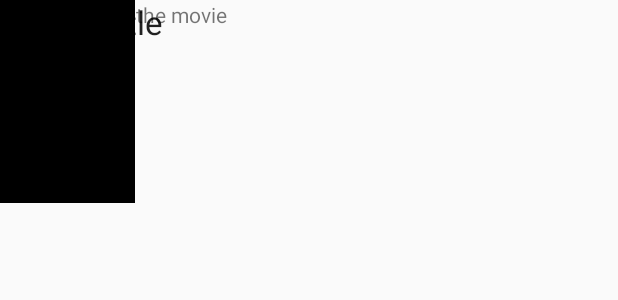
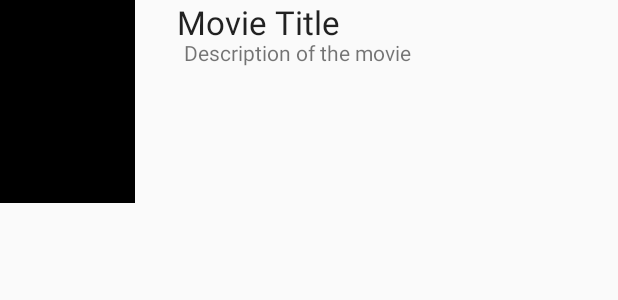
Before and after one commit to ivg2/Flixster, an Android app: the layout item_movie.xml on its own in the app's theme, with its tools: preview values and no code run, on a phone screen of 412 x 824 dp. Shown: the top 300 px of the screen. Run offline under Robolectric (Android 15) with nearby library versions, the phone set to English and light mode, and no system bars.

```diff
--- a/app/build.gradle
+++ b/app/build.gradle
@@ -26,4 +26,8 @@ dependencies {
     androidTestImplementation 'com.android.support.test:runner:1.0.2'
     androidTestImplementation 'com.android.support.test.espresso:espresso-core:3.0.2'
     implementation 'com.loopj.android:android-async-http:1.4.9'
+    implementation 'com.android.support:recyclerview-v7:28.0.0-alpha3'
+    implementation 'com.github.bumptech.glide:glide:4.7.1'
+    // Glide v4 uses this new annotation processor -- see https://bumptech.github.io/glide/doc/generatedapi.html
+    annotationProcessor 'com.github.bumptech.glide:compiler:4.7.1'
 }
--- a/app/src/main/res/layout/item_movie.xml
+++ b/app/src/main/res/layout/item_movie.xml
@@ -1,5 +1,5 @@
 <?xml version="1.0" encoding="utf-8"?>
-<android.support.constraint.ConstraintLayout xmlns:android="http://schemas.android.com/apk/res/android"
+<RelativeLayout xmlns:android="http://schemas.android.com/apk/res/android"
     xmlns:app="http://schemas.android.com/apk/res-auto"
     xmlns:tools="http://schemas.android.com/tools"
     android:layout_width="match_parent"
@@ -11,14 +11,18 @@
         android:layout_height="135dp"
         app:srcCompat="@android:color/black"
         tools:layout_editor_absoluteX="3dp"
-        tools:layout_editor_absoluteY="2dp" />
+        tools:layout_editor_absoluteY="2dp"
+        tools:ignore="MissingConstraints" />
 
     <TextView
         android:id="@+id/textView"
         android:layout_width="294dp"
         android:layout_height="34dp"
+        android:layout_alignParentEnd="true"
+        android:layout_alignParentTop="true"
         android:text="Movie Title"
         android:textAppearance="@android:style/TextAppearance.Large"
+        tools:ignore="MissingConstraints"
         tools:layout_editor_absoluteX="93dp"
         tools:layout_editor_absoluteY="-2dp" />
 
@@ -26,7 +30,10 @@
         android:id="@+id/tvOverview"
         android:layout_width="289dp"
         android:layout_height="110dp"
+        android:layout_alignParentBottom="true"
+        android:layout_alignParentEnd="true"
         android:text="Description of the movie"
+        tools:ignore="MissingConstraints"
         tools:layout_editor_absoluteX="95dp"
         tools:layout_editor_absoluteY="27dp" />
-</android.support.constraint.ConstraintLayout>
+</RelativeLayout>
```
Also changed, not shown: app/src/main/java/me/ivg2/flixster/MovieAdapter.java (+22 -2 lines), app/src/main/java/me/ivg2/flixster/MovieListActivity.java (+8 -13 lines), app/src/main/java/me/ivg2/flixster/models/Config.java (added, +38 -0 lines).
